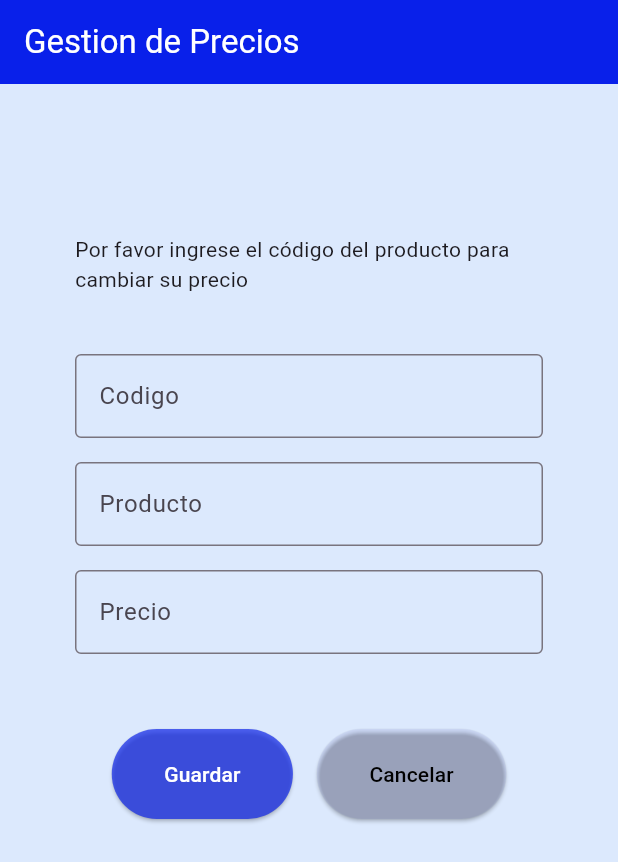
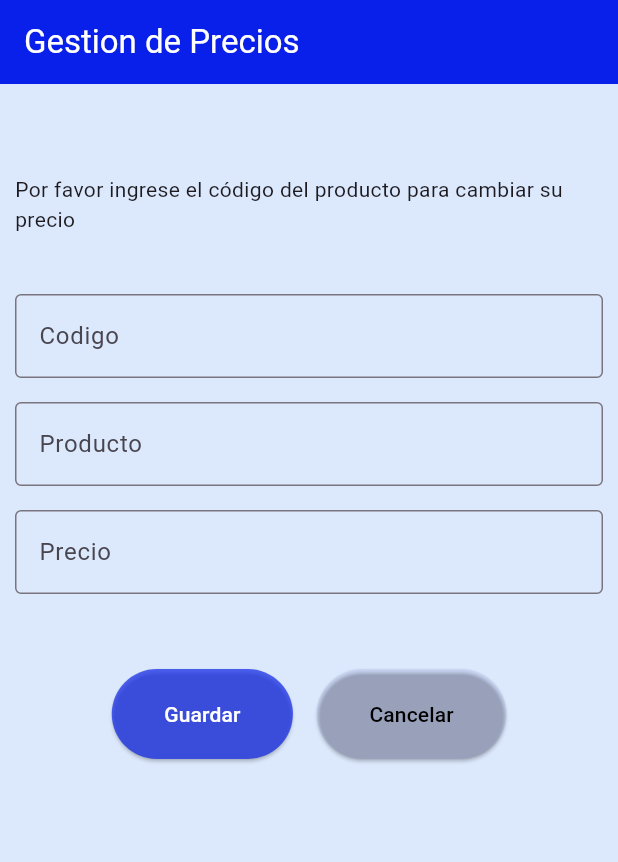
Before and after one commit to aeduardogonzalez/ERD.github.io, a Flutter app: the GestionPreciosPage screen opened directly, on a phone screen of 412 x 824 dp. Shown: the top 862 px of the screen. Run offline on Flutter 3.47's test engine with Material 3 defaults, Android fonts, the phone set to English and light mode, and no system bars.

Commit message:
actualizacion gestion de precios padding

```diff
--- a/proyecto_erd/lib/pages/gestionPrecios_page.dart
+++ b/proyecto_erd/lib/pages/gestionPrecios_page.dart
@@ -21,7 +21,7 @@ class _GestionPreciosPage extends State<GestionPreciosPage>{
       ),
       body: Container(
         color: Color(0xFFDCE9FD),
-        padding: const EdgeInsets.all(50.0),
+        padding: const EdgeInsets.all(10.0),
         child: Column(
           children: [
             SizedBox(height: 50.0),
```
